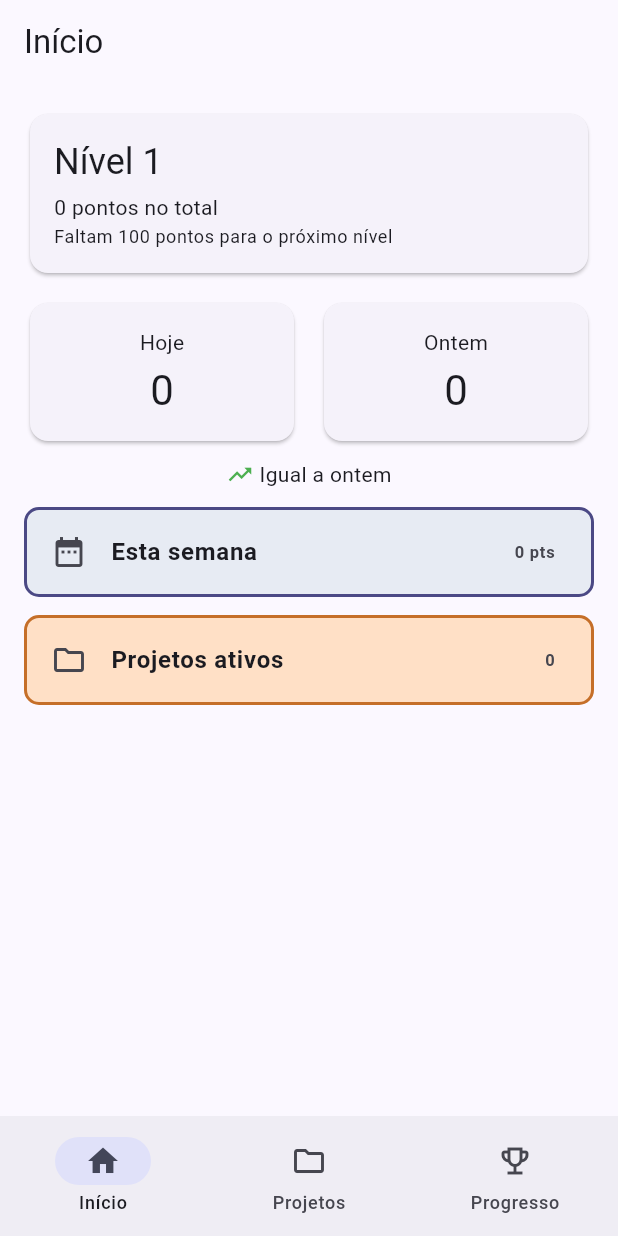
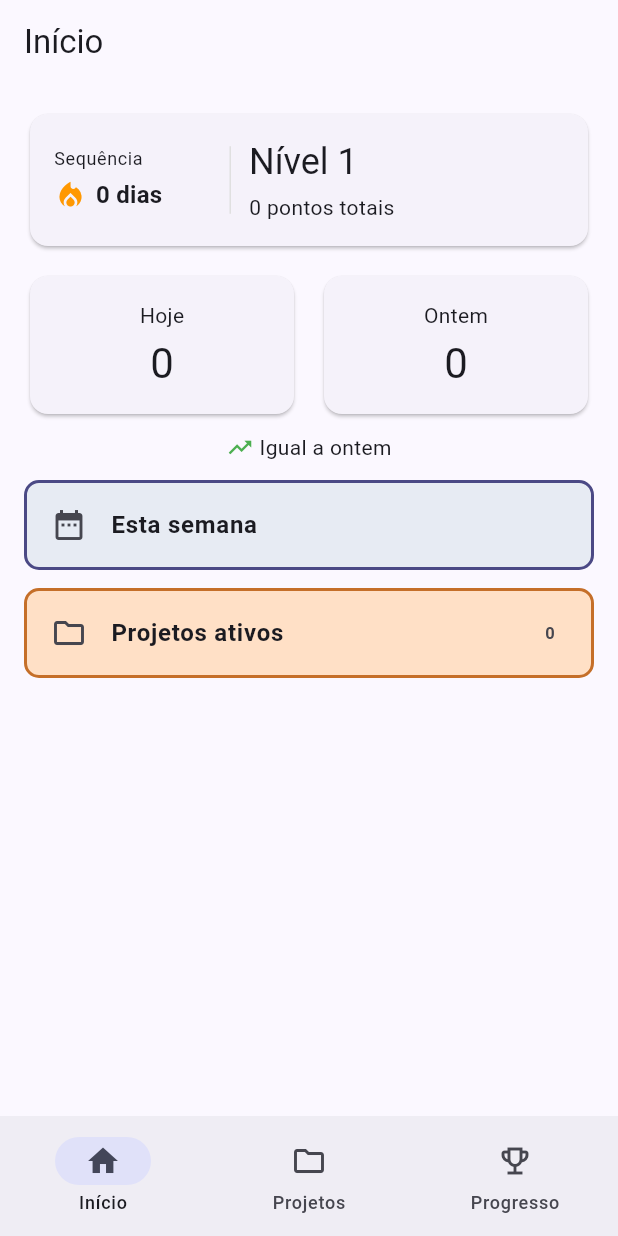
Before and after one commit to ArthurM749/app_estudos, a Flutter app: the screen it shows after launch, after a tap on "Criar perfil", after a tap on "ou continuar sem conta", on a phone screen of 412 x 824 dp. Run offline on Flutter 3.47's test engine with Material 3 defaults, Android fonts, the phone set to English and light mode, and no system bars; our stand-ins replace fl_chart, sqflite, sqflite_common_ffi; accounts and stored records are empty.

Commit message:
Refactor AppState and HomeScreen to improve state management and UI layout; add devtools_options.yaml for configuration

```diff
--- /dev/null
+++ b/devtools_options.yaml
@@ -0,0 +1,3 @@
+description: This file stores settings for Dart & Flutter DevTools.
+documentation: https://docs.flutter.dev/tools/devtools/extensions#configure-extension-enablement-states
+extensions:
--- a/lib/data/app_state.dart
+++ b/lib/data/app_state.dart
@@ -7,22 +7,13 @@ import '../models/projeto.dart';
 import 'database_helper.dart';
 import 'regras_pontos.dart';
 
-/// Estado global do app: projetos, pontos, nível e conquistas.
-///
-/// Os itens (anotações/tarefas) de cada projeto NÃO ficam
-/// cacheados aqui — a tela de detalhe do projeto carrega direto do
-/// banco (são poucos registros, não compensa duplicar estado). Este
-/// estado cuida só do que é usado em várias telas ao mesmo tempo:
-/// lista de projetos, pontuação e conquistas.
 class AppState extends ChangeNotifier {
   final DatabaseHelper _db = DatabaseHelper.instance;
 
   List<Projeto> projetos = [];
-
-  /// projetoId -> progresso de 0 a 100 (já resolvido, seja manual ou
-  /// calculado por tarefas).
   Map<int, int> progressoPorProjeto = {};
 
+  int diasSequencia = 0;
   int pontosHoje = 0;
   int pontosOntem = 0;
   int pontosSemana = 0;
@@ -30,24 +21,13 @@ class AppState extends ChangeNotifier {
   int nivel = 1;
 
   Set<String> conquistasDesbloqueadas = {};
-
-  /// Pontos ganhos em cada dia da semana atual, segunda (índice 0) a
-  /// domingo (índice 6). Alimenta o gráfico de colunas da tela de
-  /// Progresso.
   List<int> pontosPorDia = List.filled(7, 0);
 
-  /// `true` assim que a pessoa já decidiu entre criar perfil ou
-  /// continuar sem conta (nessa sessão ou numa anterior). Enquanto
-  /// for `false`, o app mostra a tela de criar perfil antes de tudo.
   bool onboardingConcluido = false;
   String? nomeUsuario;
   String? emailUsuario;
 
   bool carregando = true;
-
-  /// Mensagem de erro, se o carregamento falhou. A tela mostra isso
-  /// em vez de ficar girando pra sempre quando algo dá errado (ex.:
-  /// problema ao abrir o banco local).
   String? erro;
 
   Future<void> carregar() async {
@@ -78,7 +58,7 @@ class AppState extends ChangeNotifier {
   }
 
   // ---------------------------------------------------------------
-  // Perfil local (opcional)
+  // Perfil
   // ---------------------------------------------------------------
 
   Future<void> criarPerfil({required String nome, required String email}) async {
@@ -102,12 +82,14 @@ class AppState extends ChangeNotifier {
     return _db.progressoPorTarefas(projeto.id!);
   }
 
+  // ---------------------------------------------------------------
+  // Pontos + Sequência
+  // ---------------------------------------------------------------
+
   Future<void> _recarregarPontosEConquistas() async {
     final agora = DateTime.now();
     final inicioHoje = DateTime(agora.year, agora.month, agora.day);
-    final fimHoje = inicioHoje
-        .add(const Duration(days: 1))
-        .subtract(const Duration(milliseconds: 1));
+    final fimHoje = inicioHoje.add(const Duration(days: 1)).subtract(const Duration(milliseconds: 1));
     final inicioOntem = inicioHoje.subtract(const Duration(days: 1));
     final fimOntem = inicioHoje.subtract(const Duration(milliseconds: 1));
     final inicioSemana = inicioHoje.subtract(const Duration(days: 6));
@@ -118,18 +100,44 @@ class AppState extends ChangeNotifier {
     pontosTotais = await _db.pontosTotais();
     nivel = RegrasDePontos.nivelPara(pontosTotais);
 
-    // weekday: segunda = 1 ... domingo = 7 → índice 0 = segunda.
+    // Sequência de dias
+    diasSequencia = await _calcularSequencia();
+
     final segunda = inicioHoje.subtract(Duration(days: agora.weekday - 1));
     pontosPorDia = await _db.pontosPorDiaDaSemana(segunda);
 
     final desbloqueadas = await _db.listarConquistasDesbloqueadas();
     conquistasDesbloqueadas = desbloqueadas.map((c) => c.conquistaId).toSet();
 
-    if (pontosTotais >= 500 &&
-        !conquistasDesbloqueadas.contains('estudioso')) {
+    if (pontosTotais >= 500 && !conquistasDesbloqueadas.contains('estudioso')) {
       await _db.desbloquearConquista('estudioso');
       conquistasDesbloqueadas.add('estudioso');
     }
+  }
+
+  /// Calcula quantos dias seguidos o usuário fez pontos (olhando para trás)
+  Future<int> _calcularSequencia() async {
+    int sequencia = 0;
+    DateTime dia = DateTime.now();
+
+    while (true) {
+      final inicioDia = DateTime(dia.year, dia.month, dia.day);
+      final fimDia = inicioDia.add(const Duration(days: 1)).subtract(const Duration(milliseconds: 1));
+
+      final pontosDoDia = await _db.somaPontosEntre(inicioDia, fimDia);
+
+      if (pontosDoDia > 0) {
+        sequencia++;
+        dia = dia.subtract(const Duration(days: 1));
+      } else {
+        break;
+      }
+
+      // Segurança: não deixa loop infinito
+      if (sequencia > 365) break;
+    }
+
+    return sequencia;
   }
 
   Future<void> _registrarPontos(TipoAcao tipo) async {
@@ -169,8 +177,6 @@ class AppState extends ChangeNotifier {
     return criado;
   }
 
-  /// Usado quando o projeto está no modo de progresso manual: o
-  /// usuário arrasta a barrinha e define a porcentagem na mão.
   Future<void> definirProgressoManual(int projetoId, int valor) async {
     final indice = projetos.indexWhere((p) => p.id == projetoId);
     if (indice == -1) return;
@@ -183,9 +189,6 @@ class AppState extends ChangeNotifier {
     notifyListeners();
   }
 
-  /// Chamado depois de criar/concluir um item de um projeto no modo
-  /// "por tarefas", pra recalcular a % e checar se o projeto bateu
-  /// 100%.
   Future<void> _recalcularProgressoPorTarefas(int projetoId) async {
     final indice = projetos.indexWhere((p) => p.id == projetoId);
     if (indice == -1) return;
@@ -211,12 +214,9 @@ class AppState extends ChangeNotifier {
   }
 
   // ---------------------------------------------------------------
-  // Itens (anotações, tarefas)
+  // Itens
   // ---------------------------------------------------------------
 
-  /// Cria um item e já registra os pontos da ação, quando aplicável.
-  /// Tarefa não pontua ao ser criada — pontua ao ser concluída (ver
-  /// [alternarConclusao]).
   Future<Item> criarItem({
     int? projetoId,
     required TipoItem tipo,
@@ -247,10 +247,6 @@ class AppState extends ChangeNotifier {
     return criado;
   }
 
-  /// Atualiza título/conteúdo/visibilidade de um item já existente.
-  /// O tipo (anotação ou tarefa) não muda numa edição — é definido
-  /// só na criação — então isso nunca precisa recalcular pontos ou
-  /// progresso.
   Future<void> atualizarItem(Item item) async {
     await _db.atualizarItem(item);
     notifyListeners();
@@ -266,8 +262,6 @@ class AppState extends ChangeNotifier {
     notifyListeners();
   }
 
-  /// Marca/desmarca uma tarefa como concluída. Pontua só ao marcar
-  /// como concluída (nunca ao desmarcar).
   Future<void> alternarConclusao(Item item) async {
     final atualizado = item.copyWith(concluido: !item.concluido);
     await _db.atualizarItem(atualizado);
--- a/lib/screens/home_screen.dart
+++ b/lib/screens/home_screen.dart
@@ -7,8 +7,6 @@ import '../data/app_state.dart';
 import '../data/regras_pontos.dart';
 import '../widgets/erro_de_carregamento.dart';
 
-/// Tela de Início (dashboard): pontos de hoje x ontem, nível atual
-/// e um resumo dos projetos.
 class HomeScreen extends StatelessWidget {
   const HomeScreen({super.key});
 
@@ -39,9 +37,55 @@ class HomeScreen extends StatelessWidget {
                 ),
                 const SizedBox(height: 12),
               ],
+
+              // ===== CARD DE SEQUÊNCIA + NÍVEL =====
               Card(
                 child: Padding(
                   padding: const EdgeInsets.all(16),
+                  child: Row(
+                    children: [
+                      // Lado esquerdo - Sequência
+                      Expanded(
+                        child: Column(
+                          crossAxisAlignment: CrossAxisAlignment.start,
+                          children: [
+                            Text(
+                              'Sequência',
+                              style: Theme.of(context).textTheme.bodySmall,
+                            ),
+                            const SizedBox(height: 4),
+                            Row(
+                              children: [
+                                const Icon(
+                                  Icons.local_fire_department,
+                                  color: Colors.orange,
+                                  size: 22,
+                                ),
+                                const SizedBox(width: 6),
+                                Text(
+                                  '${appState.diasSequencia} dias',
+                                  style: Theme.of(context)
+                                      .textTheme
+                                      .titleMedium
+                                      ?.copyWith(fontWeight: FontWeight.bold),
+                                ),
+                              ],
+                            ),
+                          ],
+                        ),
+                      ),
+
+                      // Divisor
+                      Container(
+                        height: 45,
+                        width: 1,
+                        color: Colors.grey.shade300,
+                        margin: const EdgeInsets.symmetric(horizontal: 12),
+                      ),
+
+                      // Lado direito - Nível
+                      Expanded(
+                        flex: 2,
                         child: Column(
                           crossAxisAlignment: CrossAxisAlignment.start,
                           children: [
@@ -50,17 +94,19 @@ class HomeScreen extends StatelessWidget {
                               style: Theme.of(context).textTheme.headlineSmall,
                             ),
                             const SizedBox(height: 4),
-                      Text('${appState.pontosTotais} pontos no total'),
-                      const SizedBox(height: 2),
-                      Text(
-                        'Faltam $faltamParaProximoNivel pontos para o próximo nível',
-                        style: Theme.of(context).textTheme.bodySmall,
+                            Text('${appState.pontosTotais} pontos totais'),
+
+                          ],
+                        ),
                       ),
                     ],
                   ),
                 ),
               ),
+
               const SizedBox(height: 12),
+
+              // ===== HOJE / ONTEM =====
               Row(
                 children: [
                   Expanded(
@@ -78,7 +124,10 @@ class HomeScreen extends StatelessWidget {
                   ),
                 ],
               ),
+
               const SizedBox(height: 8),
+
+              // Variação
               Row(
                 mainAxisAlignment: MainAxisAlignment.center,
                 children: [
@@ -95,57 +144,77 @@ class HomeScreen extends StatelessWidget {
                   ),
                 ],
               ),
+
               const SizedBox(height: 12),
+
+              // ===== ESTA SEMANA =====
               GestureDetector(
                 onTap: () {
                   Navigator.push(
                     context,
                     MaterialPageRoute(
-                        builder: (context) => const ProgressoScreen()),
+                      builder: (context) => const ProgressoScreen(),
+                    ),
                   );
                 },
                 child: Container(
                   decoration: BoxDecoration(
                     color: const Color.fromARGB(255, 231, 235, 243),
-                    border: Border.all(color: const Color.fromARGB(255, 75, 73, 133), width: 2),
+                    border: Border.all(
+                      color: const Color.fromARGB(255, 75, 73, 133),
+                      width: 2,
+                    ),
                     borderRadius: BorderRadius.circular(10),
                   ),
-                  child: Container(
-                    // seu design atual
-                    child: ListTile(
-                      leading: const Icon(Icons.date_range),
-                      title: const Text('Esta semana',
-                      style: TextStyle(fontWeight: FontWeight.bold)
+                  child: const ListTile(
+                    leading: Icon(Icons.date_range),
+                    title: Text(
+                      'Esta semana',
+                      style: TextStyle(fontWeight: FontWeight.bold),
                     ),
-                      trailing: Text('${appState.pontosSemana} pts',
+                    trailing: Text(
+                      // Você pode colocar o valor aqui se quiser
+                      '',
                       style: TextStyle(fontWeight: FontWeight.bold),
                     ),
                   ),
                 ),
               ),
-              ),
+
+              // Correção do trailing (pontos da semana)
+              // Melhor forma:
+              // trailing: Text('${appState.pontosSemana} pts', ...)
+
               const SizedBox(height: 12),
+
+              // ===== PROJETOS ATIVOS =====
               GestureDetector(
                 onTap: () {
                   Navigator.push(
                     context,
                     MaterialPageRoute(
-                        builder: (context) => const ProjetosScreen()),
+                      builder: (context) => const ProjetosScreen(),
+                    ),
                   );
                 },
                 child: Container(
                   decoration: BoxDecoration(
                     color: const Color.fromARGB(255, 255, 224, 198),
-                    border: Border.all(color: const Color(0xFFC56F29), width: 2),
+                    border: Border.all(
+                      color: const Color(0xFFC56F29),
+                      width: 2,
+                    ),
                     borderRadius: BorderRadius.circular(10),
                   ),
                   child: ListTile(
                     leading: const Icon(Icons.folder_outlined),
-                    title: const Text('Projetos ativos',
+                    title: const Text(
+                      'Projetos ativos',
                       style: TextStyle(fontWeight: FontWeight.bold),
                     ),
-                    trailing: Text('${appState.projetos.length}',
-                    style: TextStyle(fontWeight: FontWeight.bold),
+                    trailing: Text(
+                      '${appState.projetos.length}',
+                      style: const TextStyle(fontWeight: FontWeight.bold),
                     ),
                   ),
                 ),
@@ -162,7 +231,10 @@ class _CartaoPontos extends StatelessWidget {
   final String titulo;
   final int valor;
 
-  const _CartaoPontos({required this.titulo, required this.valor});
+  const _CartaoPontos({
+    required this.titulo,
+    required this.valor,
+  });
 
   @override
   Widget build(BuildContext context) {
```
Lines whose indentation alone changed are shown as unchanged.
